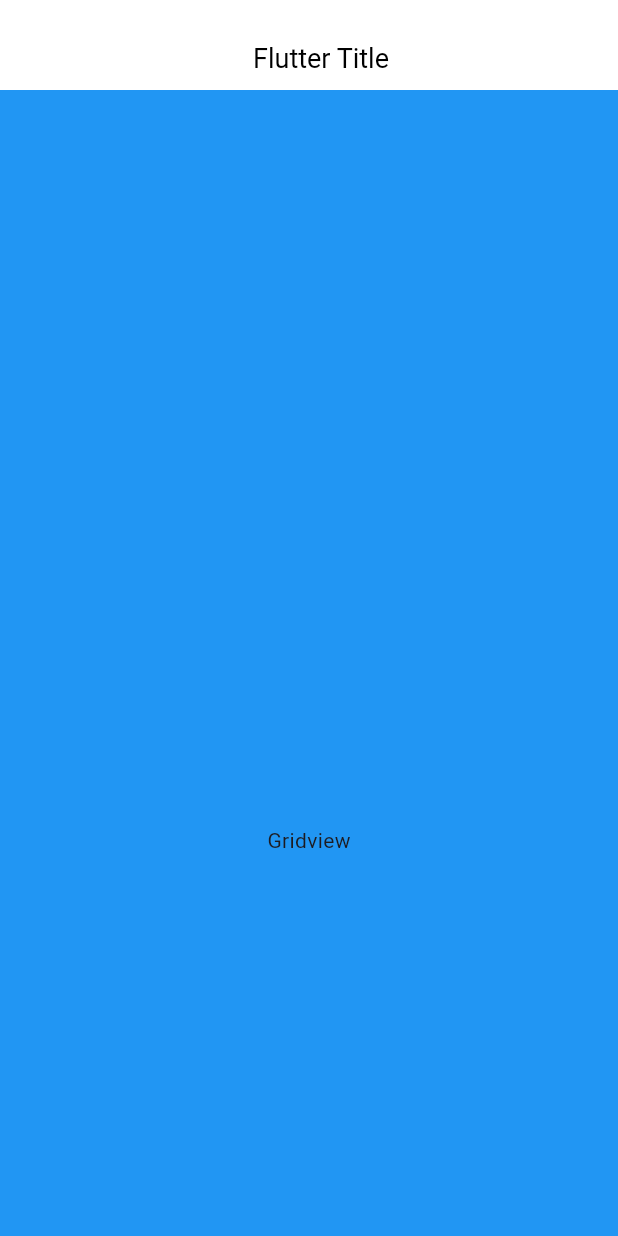
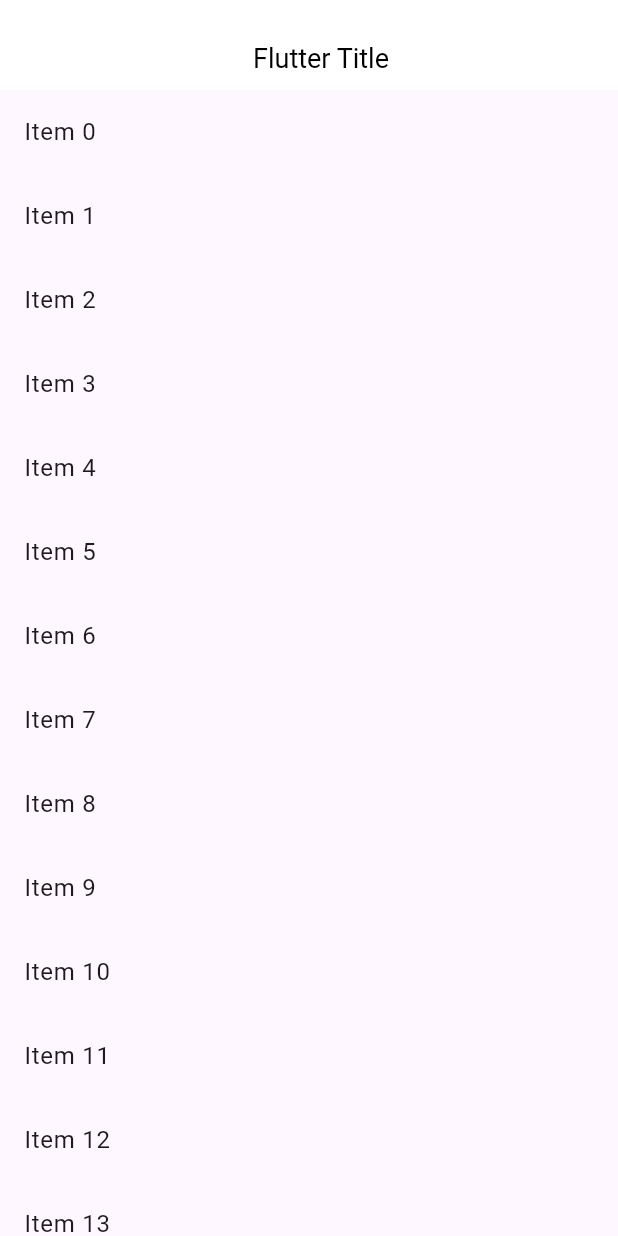
Before and after one commit to muhammadarslannasr/pagination_with_multiple_list_scroll_to_top_flutter_app, a Flutter app: the screen it shows after launch, on a phone screen of 412 x 824 dp. Run offline on Flutter 3.47's test engine with Material 3 defaults, Android fonts, the phone set to English and light mode, and no system bars.

Commit message:
thanks nouman

```diff
--- a/lib/sliver_app_bar_screen.dart
+++ b/lib/sliver_app_bar_screen.dart
@@ -16,6 +16,7 @@ class _SliverAppBarScreenState extends State<SliverAppBarScreen> {
       body: CustomScrollView(
         slivers: [
           SliverAppBar(
+            scrolledUnderElevation: 0,
             automaticallyImplyLeading: false,
             toolbarHeight: 25,
             elevation: 0,
@@ -28,8 +29,8 @@ class _SliverAppBarScreenState extends State<SliverAppBarScreen> {
               top = constraints.biggest.height;
               return FlexibleSpaceBar(
                 centerTitle: top > 85 ? false : true,
-                titlePadding: EdgeInsets.only(left: 16, bottom: 10),
-                title: Text(
+                titlePadding: const EdgeInsets.only(left: 16, bottom: 10),
+                title: const Text(
                   "Flutter Title",
                   style: TextStyle(
                     color: Colors.black,
@@ -42,11 +43,22 @@ class _SliverAppBarScreenState extends State<SliverAppBarScreen> {
               );
             }),
           ),
-          SliverToBoxAdapter(
-            child: Container(
-              height: 1000,
-              color: Colors.blue,
-              child: Center(child: Text("Gridview")),
+          // SliverToBoxAdapter(
+          //   child: Container(
+          //     height: 1000,
+          //     color: Colors.blue,
+          //     child: Center(child: Text("Gridview")),
+          //   ),
+          // ),
+
+          SliverList(
+            delegate: SliverChildBuilderDelegate(
+              (BuildContext context, int index) {
+                return ListTile(
+                  title: Text('Item $index'),
+                );
+              },
+              childCount: 50,
             ),
           ),
         ],
```
